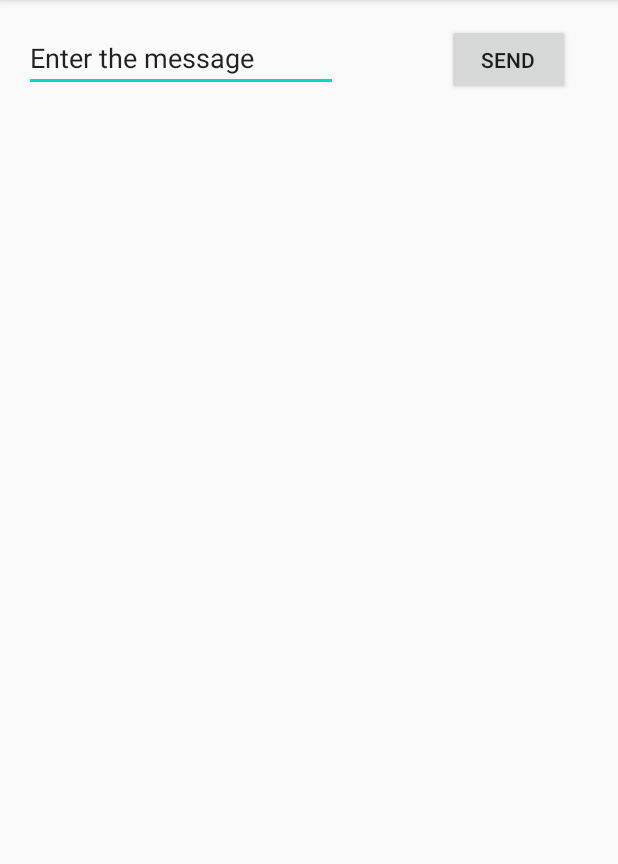
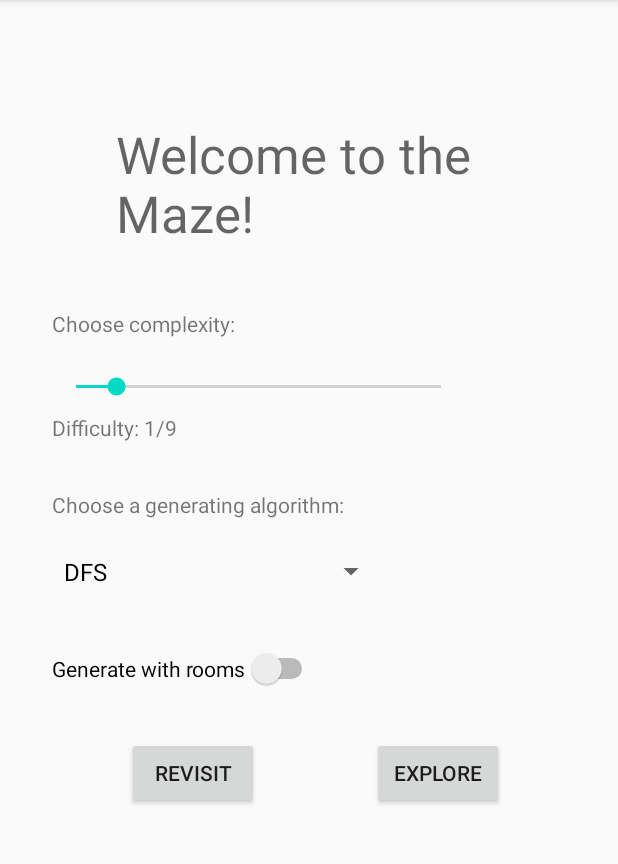
Before and after one commit to andywangyzfh/AMazeByShuhongWang, an Android app: the screen it shows after launch (MainActivity before the commit, AMazeActivity after it), on a phone screen of 412 x 824 dp, the part 84-948 px from its top. Run offline under Robolectric (Android 15) with nearby library versions, the phone set to English and light mode, and no system bars.

Commit message:
Implemented the AMazeActivity

```diff
--- a/app/src/main/java/edu/wm/cs/cs301/ShuhongWang/MainActivity.java
+++ /dev/null
@@ -1,20 +0,0 @@
-package edu.wm.cs.cs301.ShuhongWang;
-
-import androidx.appcompat.app.AppCompatActivity;
-
-import android.os.Bundle;
-import android.view.View;
-
-public class MainActivity extends AppCompatActivity {
-
-    @Override
-    protected void onCreate(Bundle savedInstanceState) {
-        super.onCreate(savedInstanceState);
-        setContentView(R.layout.activity_main);
-    }
-
-    /** Called when the user taps the Send button */
-    public void sendMessage(View view) {
-        // Do something in response to button
-    }
-}
--- a/app/src/main/java/edu/wm/cs/cs301/ShuhongWang/gui/AMazeActivity.java
+++ b/app/src/main/java/edu/wm/cs/cs301/ShuhongWang/gui/AMazeActivity.java
@@ -3,14 +3,66 @@ package edu.wm.cs.cs301.ShuhongWang.gui;
 import androidx.appcompat.app.AppCompatActivity;
 
 import android.os.Bundle;
+import android.widget.ArrayAdapter;
+import android.widget.Button;
+import android.widget.SeekBar;
+import android.widget.Spinner;
+import android.widget.TextView;
+
+import java.util.ArrayList;
+import java.util.List;
 
 import edu.wm.cs.cs301.ShuhongWang.R;
 
 public class AMazeActivity extends AppCompatActivity {
+    private SeekBar sbDifficulty;
+    private TextView txtDifficulty;
+    private Spinner algorithmSpinner;
+    private Button revisit;
+    private Button explore;
 
     @Override
     protected void onCreate(Bundle savedInstanceState) {
         super.onCreate(savedInstanceState);
         setContentView(R.layout.activity_a_maze);
+        bindViews();
+        setSpinner();
+    }
+
+    /**
+     * Let the text below the seek bar display the difficulty that the user chose.
+     */
+    private void bindViews(){
+        sbDifficulty = (SeekBar) findViewById(R.id.sb_difficulty);
+        txtDifficulty = (TextView) findViewById(R.id.txt_difficulty);
+        sbDifficulty.setOnSeekBarChangeListener(new SeekBar.OnSeekBarChangeListener() {
+            @Override
+            public void onProgressChanged(SeekBar seekBar, int progress, boolean fromUser) {
+               txtDifficulty.setText("Difficulty: " + progress + "/9");
+            }
+
+            @Override
+            public void onStartTrackingTouch(SeekBar seekBar) {
+
+            }
+
+            @Override
+            public void onStopTrackingTouch(SeekBar seekBar) {
+
+            }
+        });
+    }
+
+    /**
+     * Initialize and set the spinner for algorithm selection
+     */
+    private void setSpinner(){
+        algorithmSpinner = (Spinner) findViewById(R.id.spinner_maze);
+        List<String> algorithmList = new ArrayList<String>();
+        algorithmList.add("DFS");
+        algorithmList.add("Prim");
+        algorithmList.add("Eller");
+        ArrayAdapter<String> algorithmAdapter = new ArrayAdapter<>(this, android.R.layout.simple_spinner_dropdown_item, algorithmList);
+        algorithmSpinner.setAdapter(algorithmAdapter);
     }
 }
--- a/app/src/main/res/layout/activity_a_maze.xml
+++ b/app/src/main/res/layout/activity_a_maze.xml
@@ -34,7 +34,7 @@
         android:layout_height="34dp"
         android:layout_marginTop="16dp"
         android:max="9"
-        android:progress="3"
+        android:progress="1"
         app:layout_constraintStart_toStartOf="@+id/textView"
         app:layout_constraintTop_toBottomOf="@+id/textView" />
 
@@ -42,7 +42,7 @@
         android:id="@+id/txt_difficulty"
         android:layout_width="wrap_content"
         android:layout_height="wrap_content"
-        android:text="Difficulty: "
+        android:text="Difficulty: 1/9"
         app:layout_constraintStart_toStartOf="@+id/sb_difficulty"
         app:layout_constraintTop_toBottomOf="@+id/sb_difficulty" />
 
@@ -56,7 +56,7 @@
         app:layout_constraintTop_toBottomOf="@+id/txt_difficulty" />
 
     <Spinner
-        android:id="@+id/spinner"
+        android:id="@+id/spinner_maze"
         android:layout_width="223dp"
         android:layout_height="38dp"
         android:layout_marginTop="16dp"
@@ -69,6 +69,31 @@
         android:layout_height="wrap_content"
         android:layout_marginTop="32dp"
         android:text="Generate with rooms"
-        app:layout_constraintStart_toStartOf="@+id/spinner"
-        app:layout_constraintTop_toBottomOf="@+id/spinner" />
+        app:layout_constraintStart_toStartOf="@+id/spinner_maze"
+        app:layout_constraintTop_toBottomOf="@+id/spinner_maze" />
+
+    <Button
+        android:id="@+id/button_revisit"
+        android:layout_width="wrap_content"
+        android:layout_height="wrap_content"
+        android:layout_marginStart="8dp"
+        android:layout_marginLeft="8dp"
+        android:layout_marginTop="32dp"
+        android:text="Revisit"
+        app:layout_constraintEnd_toStartOf="@+id/button_explore"
+        app:layout_constraintHorizontal_bias="0.503"
+        app:layout_constraintStart_toStartOf="parent"
+        app:layout_constraintTop_toBottomOf="@+id/switch_rooms" />
+
+    <Button
+        android:id="@+id/button_explore"
+        android:layout_width="wrap_content"
+        android:layout_height="wrap_content"
+        android:layout_marginTop="32dp"
+        android:layout_marginEnd="76dp"
+        android:layout_marginRight="76dp"
+        android:text="Explore"
+        app:layout_constraintEnd_toEndOf="parent"
+        app:layout_constraintTop_toBottomOf="@+id/switch_rooms" />
+
 </androidx.constraintlayout.widget.ConstraintLayout>
--- a/app/src/main/res/layout/activity_main.xml
+++ /dev/null
@@ -1,36 +0,0 @@
-<?xml version="1.0" encoding="utf-8"?>
-<androidx.constraintlayout.widget.ConstraintLayout xmlns:android="http://schemas.android.com/apk/res/android"
-    xmlns:app="http://schemas.android.com/apk/res-auto"
-    xmlns:tools="http://schemas.android.com/tools"
-    android:layout_width="match_parent"
-    android:layout_height="match_parent"
-    tools:context=".MainActivity">
-
-    <EditText
-        android:id="@+id/editTextTextPersonName"
-        android:layout_width="209dp"
-        android:layout_height="wrap_content"
-        android:layout_marginTop="16dp"
-        android:ems="10"
-        android:inputType="textPersonName"
-        android:text="@string/edit_message"
-        app:layout_constraintEnd_toStartOf="@+id/button"
-        app:layout_constraintHorizontal_bias="0.5"
-        app:layout_constraintStart_toStartOf="parent"
-        app:layout_constraintTop_toTopOf="parent" />
-
-    <Button
-        android:id="@+id/button"
-        android:layout_width="82dp"
-        android:layout_height="47dp"
-        android:layout_marginStart="56dp"
-        android:layout_marginLeft="56dp"
-        android:layout_marginTop="16dp"
-        android:layout_marginEnd="16dp"
-        android:layout_marginRight="16dp"
-        android:text="@string/Button_send"
-        app:layout_constraintEnd_toEndOf="parent"
-        app:layout_constraintHorizontal_bias="0.5"
-        app:layout_constraintStart_toEndOf="@+id/editTextTextPersonName"
-        app:layout_constraintTop_toTopOf="parent" />
-</androidx.constraintlayout.widget.ConstraintLayout>
```
Also changed, not shown: app/src/main/AndroidManifest.xml (+5 -7 lines), app/src/main/java/edu/wm/cs/cs301/ShuhongWang/gui/GeneratingActivity.java (added, +16 -0 lines), app/src/main/java/edu/wm/cs/cs301/ShuhongWang/gui/LosingActivity.java (added, +16 -0 lines), app/src/main/java/edu/wm/cs/cs301/ShuhongWang/gui/PlayAnimationActivity.java (added, +16 -0 lines), app/src/main/java/edu/wm/cs/cs301/ShuhongWang/gui/PlayManuallyActivity.java (added, +16 -0 lines), app/src/main/java/edu/wm/cs/cs301/ShuhongWang/gui/WinningActivity.java (added, +16 -0 lines), app/src/main/res/layout/activity_generating.xml (added, +9 -0 lines), app/src/main/res/layout/activity_losing.xml (added, +9 -0 lines), app/src/main/res/layout/activity_play_animation.xml (added, +9 -0 lines), app/src/main/res/layout/activity_play_manually.xml (added, +9 -0 lines), app/src/main/res/layout/activity_winning.xml (added, +9 -0 lines).
